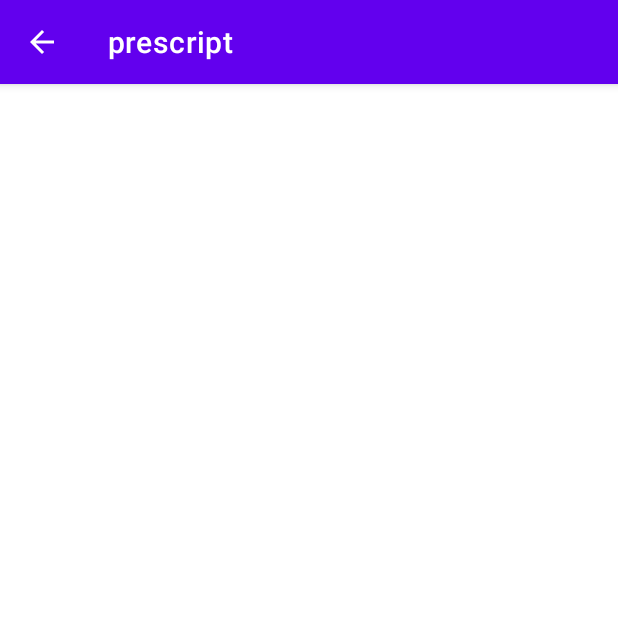
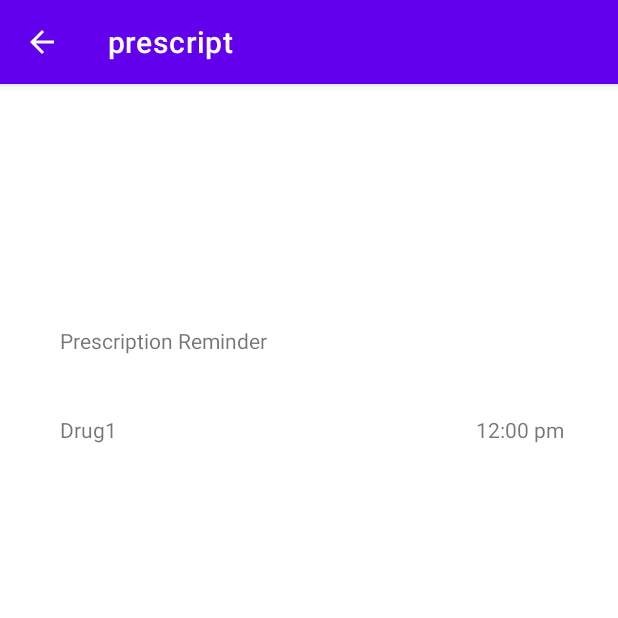
Before and after one commit to DangerGuy/Prescript, an Android app: the userInterface screen opened directly, with no data from a screen before it, on a phone screen of 412 x 824 dp, the top half of it. Run offline under Robolectric (Android 15) with nearby library versions, the phone set to English and light mode, and no system bars.

Commit message:
Started on Presciptioni REminder

```diff
--- a/app/src/main/java/com/example/prescript/MainActivity.java
+++ b/app/src/main/java/com/example/prescript/MainActivity.java
@@ -47,7 +47,7 @@ public class MainActivity extends AppCompatActivity {
         Set<User> users = new HashSet<>();
 
         // place logins, as pairs of usernames and passwords, below
-        users.add(new User("admin@gmail.com", "admin@gmail.com", "Admin"));
+        users.add(new User("a", "a", "Admin"));
 
 
         return users;
--- a/app/src/main/res/layout/activity_user_interface.xml
+++ b/app/src/main/res/layout/activity_user_interface.xml
@@ -20,4 +20,35 @@
         app:layout_constraintStart_toStartOf="parent"
         app:layout_constraintTop_toTopOf="parent" />
 
+    <TextView
+        android:id="@+id/textView2"
+        android:layout_width="wrap_content"
+        android:layout_height="wrap_content"
+        android:layout_marginTop="32dp"
+        android:text="Prescription Reminder"
+        app:layout_constraintEnd_toEndOf="parent"
+        app:layout_constraintHorizontal_bias="0.147"
+        app:layout_constraintStart_toStartOf="parent"
+        app:layout_constraintTop_toBottomOf="@+id/textView" />
+
+    <TextView
+        android:id="@+id/textView3"
+        android:layout_width="wrap_content"
+        android:layout_height="wrap_content"
+        android:layout_marginStart="40dp"
+        android:layout_marginTop="40dp"
+        android:text="Drug1"
+        app:layout_constraintStart_toStartOf="parent"
+        app:layout_constraintTop_toBottomOf="@+id/textView2" />
+
+    <TextView
+        android:id="@+id/textView4"
+        android:layout_width="wrap_content"
+        android:layout_height="wrap_content"
+        android:layout_marginTop="40dp"
+        android:layout_marginEnd="36dp"
+        android:text="12:00 pm"
+        app:layout_constraintEnd_toEndOf="parent"
+        app:layout_constraintTop_toBottomOf="@+id/textView2" />
+
 </androidx.constraintlayout.widget.ConstraintLayout>
```
